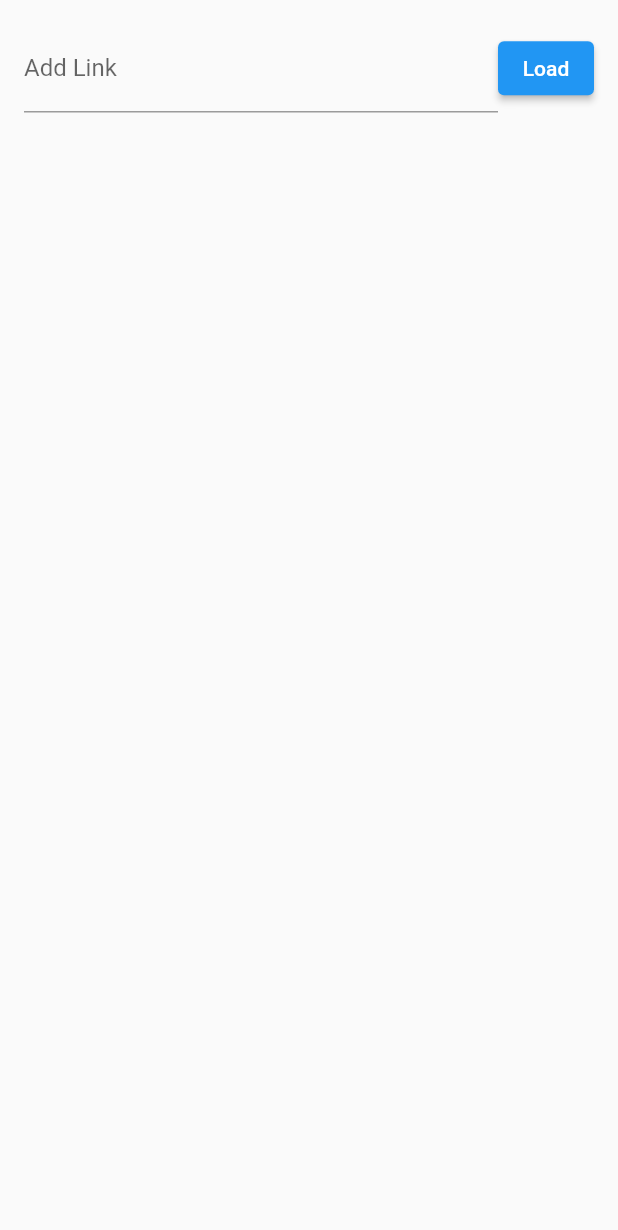
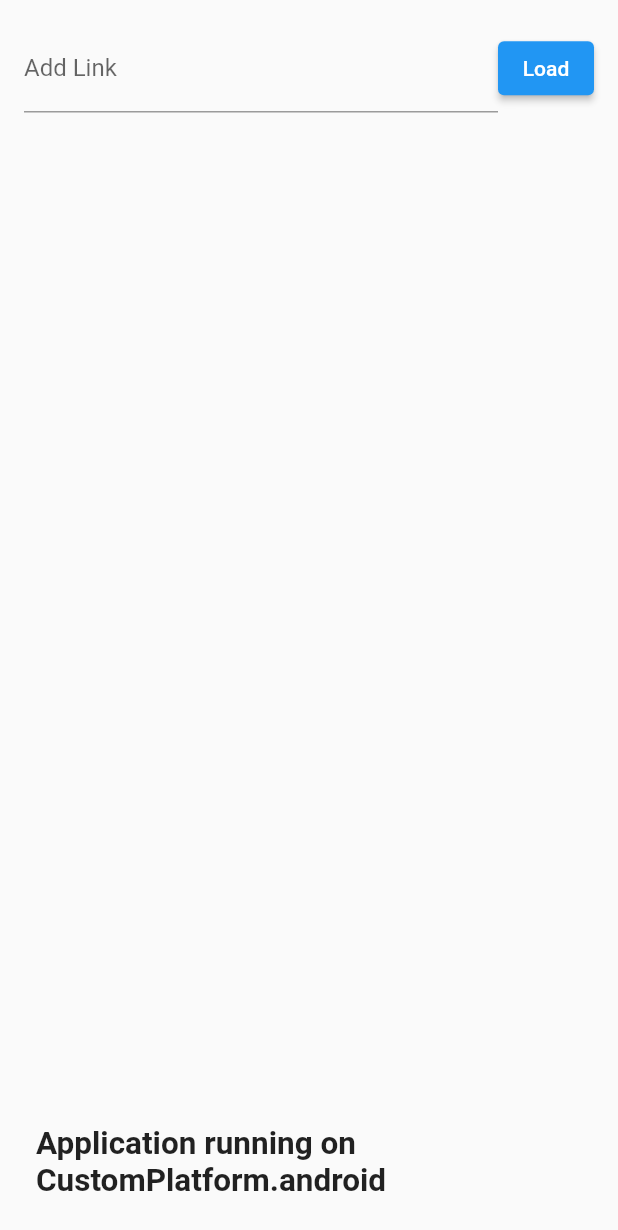
Before and after one commit to Elizav555/multiplatform_solutions, a Flutter app: the screen it shows after launch, on a phone screen of 412 x 824 dp. Shown: the top 1230 px of the screen. Run offline on Flutter 3.47's test engine with Material 2 defaults, Android fonts, the light colour scheme and no system bars.

Commit message:
second task is done

```diff
--- /dev/null
+++ b/lib/app_platform.dart
@@ -0,0 +1,28 @@
+import 'dart:io';
+
+import 'package:flutter/foundation.dart';
+
+class AppPlatform {
+  static const Map<String, CustomPlatform> _platformMap = {
+    'android': CustomPlatform.android,
+    'ios': CustomPlatform.ios,
+    'linux': CustomPlatform.linux,
+    'macos': CustomPlatform.macos,
+    'windows': CustomPlatform.windows,
+  };
+
+  static CustomPlatform _getPlatform() {
+    if (kIsWeb) {
+      return CustomPlatform.web;
+    }
+
+    return _platformMap[Platform.operatingSystem] ?? CustomPlatform.undefined;
+  }
+
+  static CustomPlatform get platform => _getPlatform();
+
+  static bool get isMobile =>
+      platform == CustomPlatform.android || platform == CustomPlatform.ios;
+}
+
+enum CustomPlatform { android, linux, macos, windows, ios, web, undefined }
--- a/lib/home_page.dart
+++ b/lib/home_page.dart
@@ -1,6 +1,8 @@
 import 'package:flutter/material.dart';
 import 'package:html/parser.dart' show parse;
 import 'package:http/http.dart' as http;
+
+import 'app_platform.dart';
 
 class MyResponse {
   String body = '';
@@ -20,6 +22,7 @@ class _MyHomePageState extends State<MyHomePage> {
   final TextEditingController _inputController = TextEditingController();
   MyResponse _myResponse = MyResponse();
   bool _isLoading = false;
+  String operatingSystem = AppPlatform.platform.toString();
 
   void _getPage(String url) async {
     try {
@@ -74,7 +77,7 @@ class _MyHomePageState extends State<MyHomePage> {
                   ],
                 ),
                 const SizedBox(
-                  height: 40.0,
+                  height: 8.0,
                 ),
                 if (_isLoading)
                   const Center(
@@ -84,8 +87,8 @@ class _MyHomePageState extends State<MyHomePage> {
                   Center(child: Text(_myResponse.error ?? ''))
                 else
                   Expanded(
-                      child: SingleChildScrollView(
-                          child: Column(
+                      child: Column(
+                    mainAxisAlignment: MainAxisAlignment.spaceBetween,
                     children: [
                       Text(
                         _myResponse.headers,
@@ -108,11 +111,25 @@ class _MyHomePageState extends State<MyHomePage> {
                           ),
                         ),
                       const SizedBox(height: 20),
-                      Text(
-                        _myResponse.body,
+                      Expanded(
+                        child: SingleChildScrollView(
+                          child: Text(
+                            _myResponse.body,
+                          ),
+                        ),
+                      ),
+                      Padding(
+                        padding: const EdgeInsets.all(8.0),
+                        child: Text(
+                          'Application running on $operatingSystem',
+                          style: const TextStyle(
+                            fontSize: 21.0,
+                            fontWeight: FontWeight.bold,
+                          ),
+                        ),
                       ),
                     ],
-                  ))),
+                  )),
               ],
             ),
           ),
```
